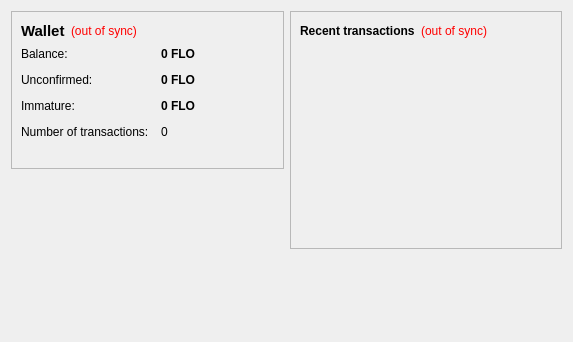
This is src/qt/forms/overviewpage.ui in NobleCoinNOBL/noblecoin as Qt 5 draws it before an edit. The edited form follows.
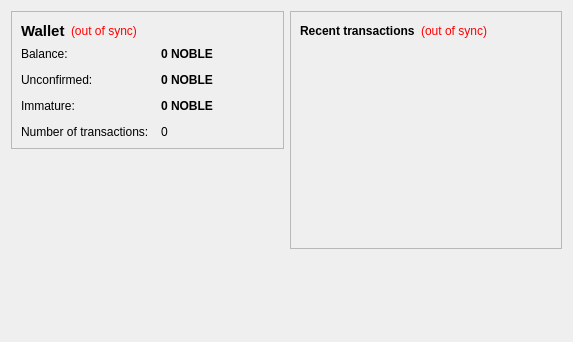
This is the edited form. Icons and pictures are not drawn.

Patch:
```diff
--- a/src/qt/forms/overviewpage.ui
+++ b/src/qt/forms/overviewpage.ui
@@ -105,7 +105,7 @@
              <string>Your current balance</string>
             </property>
             <property name="text">
-             <string notr="true">0 FLO</string>
+             <string notr="true">0 NOBLE</string>
             </property>
             <property name="textInteractionFlags">
              <set>Qt::LinksAccessibleByMouse|Qt::TextSelectableByKeyboard|Qt::TextSelectableByMouse</set>
@@ -134,7 +134,7 @@
              <string>Total of transactions that have yet to be confirmed, and do not yet count toward the current balance</string>
             </property>
             <property name="text">
-             <string notr="true">0 FLO</string>
+             <string notr="true">0 NOBLE</string>
             </property>
             <property name="textInteractionFlags">
              <set>Qt::LinksAccessibleByMouse|Qt::TextSelectableByKeyboard|Qt::TextSelectableByMouse</set>
@@ -177,7 +177,7 @@
              <string>Mined balance that has not yet matured</string>
             </property>
             <property name="text">
-             <string notr="true">0 FLO</string>
+             <string notr="true">0 NOBLE</string>
             </property>
             <property name="textInteractionFlags">
              <set>Qt::LinksAccessibleByMouse|Qt::TextSelectableByKeyboard|Qt::TextSelectableByMouse</set>
@@ -186,25 +186,6 @@
           </item>
          </layout>
         </item>
-        <item>
-         <widget class="QLabel" name="label_wallet_bgcoin">
-          <property name="text">
-           <string/>
-          </property>
-          <property name="pixmap">
-           <pixmap resource="../bitcoin.qrc">:/images/wallet_bgcoin</pixmap>
-          </property>
-          <property name="scaledContents">
-           <bool>false</bool>
-          </property>
-          <property name="alignment">
-           <set>Qt::AlignCenter</set>
-          </property>
-          <property name="margin">
-           <number>-2</number>
-          </property>
-         </widget>
-        </item>
        </layout>
       </widget>
      </item>
```
Left out of the diff: 23 changed lines with no effect on the pictures.
